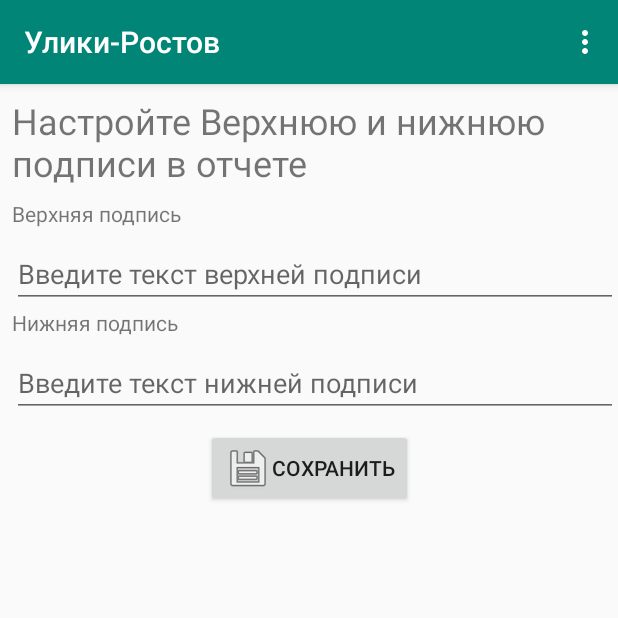
After one commit to ivmakar/uliki-rostov, an Android app: the SettingsFragment screen opened through its navigation route, on a phone screen of 412 x 824 dp, the top half of it. The commit adds this screen. Run offline under Robolectric (Android 15) with nearby library versions, the phone set to English and light mode, and no system bars; our stand-ins replace RxJava, data binding.

Commit message:
ADD -- toolbar, settings

```diff
--- a/app/src/main/AndroidManifest.xml
+++ b/app/src/main/AndroidManifest.xml
@@ -9,10 +9,7 @@
             android:roundIcon="@drawable/logo_small"
             android:supportsRtl="true"
             android:theme="@style/AppTheme">
-        <activity
-                android:name=".MainActivity"
-                android:label="@string/app_name"
-                android:theme="@style/AppTheme.NoActionBar">
+        <activity android:name="ru.example.ivan.ulikirostov.MainActivity">
             <intent-filter>
                 <action android:name="android.intent.action.MAIN"/>
 
--- a/app/src/main/java/ru/example/ivan/ulikirostov/Item.kt
+++ b/app/src/main/java/ru/example/ivan/ulikirostov/Item.kt
@@ -1,4 +1,5 @@
 package ru.example.ivan.ulikirostov
+
 
 import androidx.databinding.ObservableInt
 import java.io.Serializable
--- a/app/src/main/java/ru/example/ivan/ulikirostov/ItemInfoFragment.kt
+++ b/app/src/main/java/ru/example/ivan/ulikirostov/ItemInfoFragment.kt
@@ -1,4 +1,5 @@
 package ru.example.ivan.ulikirostov
+
 
 
 import android.os.Bundle
--- a/app/src/main/java/ru/example/ivan/ulikirostov/ItemRepository.kt
+++ b/app/src/main/java/ru/example/ivan/ulikirostov/ItemRepository.kt
@@ -1,7 +1,6 @@
 package ru.example.ivan.ulikirostov
 
 import io.reactivex.Observable
-import io.reactivex.disposables.Disposable
 import java.util.concurrent.TimeUnit
 
 class ItemRepository {
@@ -51,6 +50,6 @@ class ItemRepository {
         arrayList.add(Item(41, "Корпус Дадан 12", "Корпус Дадан 12 рамок", 0, 750))
 
 
-        return Observable.just(arrayList)
+        return Observable.just(arrayList).delay(2, TimeUnit.SECONDS)
     }
 }
--- a/app/src/main/java/ru/example/ivan/ulikirostov/MainRecyclerViewAdapter.kt
+++ b/app/src/main/java/ru/example/ivan/ulikirostov/MainRecyclerViewAdapter.kt
@@ -6,7 +6,7 @@ import androidx.recyclerview.widget.RecyclerView
 import ru.example.ivan.ulikirostov.databinding.ItemRvMainBinding
 
 class MainRecyclerViewAdapter(private var items: ArrayList<Item>,
-                               private var listener: OnItemClickListener)
+                              private var listener: OnItemClickListener)
     : RecyclerView.Adapter<MainRecyclerViewAdapter.ViewHolder>() {
 
     override fun onCreateViewHolder(parent: ViewGroup, viewType: Int): ViewHolder {
--- a/app/src/main/java/ru/example/ivan/ulikirostov/MainViewModel.kt
+++ b/app/src/main/java/ru/example/ivan/ulikirostov/MainViewModel.kt
@@ -1,10 +1,11 @@
 package ru.example.ivan.ulikirostov
 
+import android.content.SharedPreferences
 import androidx.databinding.ObservableBoolean
+import androidx.databinding.ObservableField
 import androidx.databinding.ObservableInt
 import androidx.lifecycle.MutableLiveData
 import androidx.lifecycle.ViewModel
-import androidx.navigation.fragment.NavHostFragment
 import io.reactivex.android.schedulers.AndroidSchedulers
 import io.reactivex.disposables.CompositeDisposable
 import io.reactivex.observers.DisposableObserver
@@ -12,10 +13,18 @@ import io.reactivex.schedulers.Schedulers
 
 class MainViewModel : ViewModel() {
 
+    val APP_PREF = "settings"
+    val APP_PREF_TOP_TEXT = "top_text"
+    val APP_PREF_BOTTOM_TEXT = "bottom_text"
+
     var items = MutableLiveData<ArrayList<Item>>()
     var isLoading = ObservableBoolean()
     var sumPrice = ObservableInt()
     var selrctedItems = ArrayList<Item>()
+    var bottomText = ObservableField<String>()
+    var topText = ObservableField<String>()
+
+    lateinit var sp: SharedPreferences
 
     private var compositeDisposable = CompositeDisposable()
     private var itemRepository = ItemRepository()
@@ -66,6 +75,8 @@ class MainViewModel : ViewModel() {
 
     fun shareData(): String {
         var res = StringBuilder()
+        res.append(topText)
+            .append("\n\n")
         for (i in selrctedItems){
             res.append(i.name)
                 .append("\t\t")
@@ -78,7 +89,8 @@ class MainViewModel : ViewModel() {
         }
         res.append("\nИтог\t\t\t\t")
             .append(sumPrice.get())
-            .append("\n\nuliki-rostov.ru\n")
+            .append("\n\n")
+            .append(bottomText)
 
         return res.toString()
     }
--- /dev/null
+++ b/app/src/main/java/ru/example/ivan/ulikirostov/SettingsFragment.kt
@@ -0,0 +1,55 @@
+package ru.example.ivan.ulikirostov
+
+
+import android.os.Bundle
+import androidx.fragment.app.Fragment
+import android.view.LayoutInflater
+import android.view.View
+import android.view.ViewGroup
+import android.widget.Button
+import androidx.databinding.DataBindingUtil
+import androidx.lifecycle.ViewModelProviders
+import ru.example.ivan.ulikirostov.databinding.FragmentSettingsBinding
+
+
+// TODO: Rename parameter arguments, choose names that match
+// the fragment initialization parameters, e.g. ARG_ITEM_NUMBER
+private const val ARG_PARAM1 = "param1"
+private const val ARG_PARAM2 = "param2"
+private lateinit var binding: FragmentSettingsBinding
+
+/**
+ * A simple [Fragment] subclass.
+ *
+ */
+class SettingsFragment : Fragment() {
+
+    private lateinit var saveButton: Button
+
+    override fun onCreateView(
+        inflater: LayoutInflater, container: ViewGroup?,
+        savedInstanceState: Bundle?
+    ): View? {
+
+        val viewModel = activity?.let { it -> ViewModelProviders.of(it).get(MainViewModel::class.java) }
+
+        binding = DataBindingUtil.inflate(inflater, R.layout.fragment_settings, container, false)
+        var view = binding.root
+
+        binding.viewModel = viewModel
+        binding.executePendingBindings()
+
+        saveButton = view.findViewById(R.id.save_button)
+        saveButton.setOnClickListener {
+
+            val editor = viewModel!!.sp.edit()
+            editor.putString(viewModel.APP_PREF_BOTTOM_TEXT, viewModel.bottomText.get())
+            editor.putString(viewModel.APP_PREF_TOP_TEXT, viewModel.topText.get())
+            editor.apply()
+        }
+
+        return view
+    }
+
+
+}
--- a/app/src/main/res/layout/activity_main.xml
+++ b/app/src/main/res/layout/activity_main.xml
@@ -1,8 +1,8 @@
 <?xml version="1.0" encoding="utf-8"?>
 <FrameLayout
         xmlns:android="http://schemas.android.com/apk/res/android"
+        xmlns:tools="http://schemas.android.com/tools"
         xmlns:app="http://schemas.android.com/apk/res-auto"
-        xmlns:tools="http://schemas.android.com/tools"
         android:layout_width="match_parent"
         android:layout_height="match_parent"
         tools:context=".MainActivity">
--- /dev/null
+++ b/app/src/main/res/layout/fragment_settings.xml
@@ -0,0 +1,69 @@
+<?xml version="1.0" encoding="utf-8"?>
+<layout xmlns:android="http://schemas.android.com/apk/res/android"
+        xmlns:app="http://schemas.android.com/apk/res-auto"
+        xmlns:tools="http://schemas.android.com/tools" >
+
+    <data>
+
+        <import type="android.view.View"/>
+
+        <variable
+                name="viewModel"
+                type="ru.example.ivan.ulikirostov.MainViewModel"/>
+    </data>
+    <androidx.constraintlayout.widget.ConstraintLayout
+            android:layout_height="match_parent"
+            android:layout_width="match_parent"
+            tools:context="ru.example.ivan.ulikirostov.ResultFragment">
+
+
+        <TextView
+                android:text="Нижняя подпись"
+                android:layout_width="wrap_content"
+                android:layout_height="wrap_content"
+                android:id="@+id/textView15"
+                app:layout_constraintTop_toBottomOf="@+id/editText2" app:layout_constraintStart_toStartOf="parent"
+                android:layout_marginStart="8dp"/>
+        <EditText
+                android:layout_width="match_parent"
+                android:layout_height="wrap_content"
+                android:text="@={viewModel.topText}"
+                app:layout_constraintTop_toBottomOf="@+id/textView15"
+                app:layout_constraintStart_toStartOf="parent"
+                android:layout_marginStart="8dp"
+                android:hint="Введите текст нижней подписи"
+                android:id="@+id/editText" android:layout_marginTop="8dp"/>
+        <TextView
+                android:text="Настройте Верхнюю и нижнюю подписи в отчете"
+                android:layout_width="wrap_content"
+                android:layout_height="wrap_content"
+                android:id="@+id/textView12"
+                app:layout_constraintTop_toTopOf="parent" app:layout_constraintStart_toStartOf="parent"
+                android:layout_marginStart="8dp"
+                android:layout_marginTop="8dp" android:textSize="24sp"/>
+        <TextView
+                android:text="Верхняя подпись"
+                android:layout_width="wrap_content"
+                android:layout_height="wrap_content"
+                android:id="@+id/textView13"
+                app:layout_constraintTop_toBottomOf="@+id/textView12" app:layout_constraintStart_toStartOf="parent"
+                android:layout_marginStart="8dp" android:layout_marginTop="8dp"/>
+
+        <EditText
+                android:layout_width="match_parent"
+                android:layout_height="wrap_content"
+                android:text="@={viewModel.bottomText}"
+                app:layout_constraintTop_toBottomOf="@+id/textView13"
+                app:layout_constraintStart_toStartOf="parent" android:layout_marginStart="8dp"
+                android:layout_marginTop="8dp" android:hint="Введите текст верхней подписи"
+                android:id="@+id/editText2"/>
+        <Button
+                android:text="Сохранить"
+                android:layout_width="wrap_content"
+                android:layout_height="wrap_content"
+                android:id="@+id/save_button" android:layout_marginTop="8dp"
+                app:layout_constraintTop_toBottomOf="@+id/editText" app:layout_constraintEnd_toEndOf="parent"
+                android:layout_marginEnd="8dp" app:layout_constraintStart_toStartOf="parent"
+                android:layout_marginStart="8dp" android:drawableLeft="@android:drawable/ic_menu_save"/>
+    </androidx.constraintlayout.widget.ConstraintLayout>
+</layout>
--- a/app/src/main/res/menu/menu_main.xml
+++ b/app/src/main/res/menu/menu_main.xml
@@ -5,16 +5,21 @@
     <item android:id="@+id/action_clear"
           android:title="@string/action_clear"
           android:orderInCategory="100"
-          app:showAsAction="always"
+          app:showAsAction="collapseActionView"
           android:icon="@android:drawable/ic_menu_delete"/>
     <item android:id="@+id/action_share"
           android:title="@string/action_share"
           android:orderInCategory="100"
-          app:showAsAction="always"
+          app:showAsAction="collapseActionView"
           android:icon="@android:drawable/ic_menu_share"/>
     <item android:id="@+id/action_details"
           android:title="@string/action_details"
           android:orderInCategory="100"
-          app:showAsAction="never"
+          app:showAsAction="collapseActionView"
           android:icon="@android:drawable/ic_menu_info_details"/>
+    <item android:id="@+id/action_settings"
+          android:title="@string/action_settings"
+          android:orderInCategory="100"
+          app:showAsAction="collapseActionView"
+          android:icon="@android:drawable/ic_menu_preferences"/>
 </menu>
--- a/app/src/main/res/navigation/main_graph.xml
+++ b/app/src/main/res/navigation/main_graph.xml
@@ -17,4 +17,10 @@
               android:label="ResultFragment">
     </fragment>
 
+    <fragment android:id="@+id/infoFragment" android:name="ru.example.ivan.ulikirostov.InfoFragment"
+              android:label="InfoFragment">
+    </fragment>
+    <fragment android:id="@+id/settingsFragment" android:name="ru.example.ivan.ulikirostov.SettingsFragment"
+              android:label="SettingsFragment"/>
+
 </navigation>
```
Also changed, not shown: app/build.gradle (+14 -22 lines), app/src/main/java/ru/example/ivan/ulikirostov/MainActivity.kt (+45 -8 lines), app/src/main/java/ru/example/ivan/ulikirostov/MainFragment.kt (line endings or trailing spaces), 2 other files.
